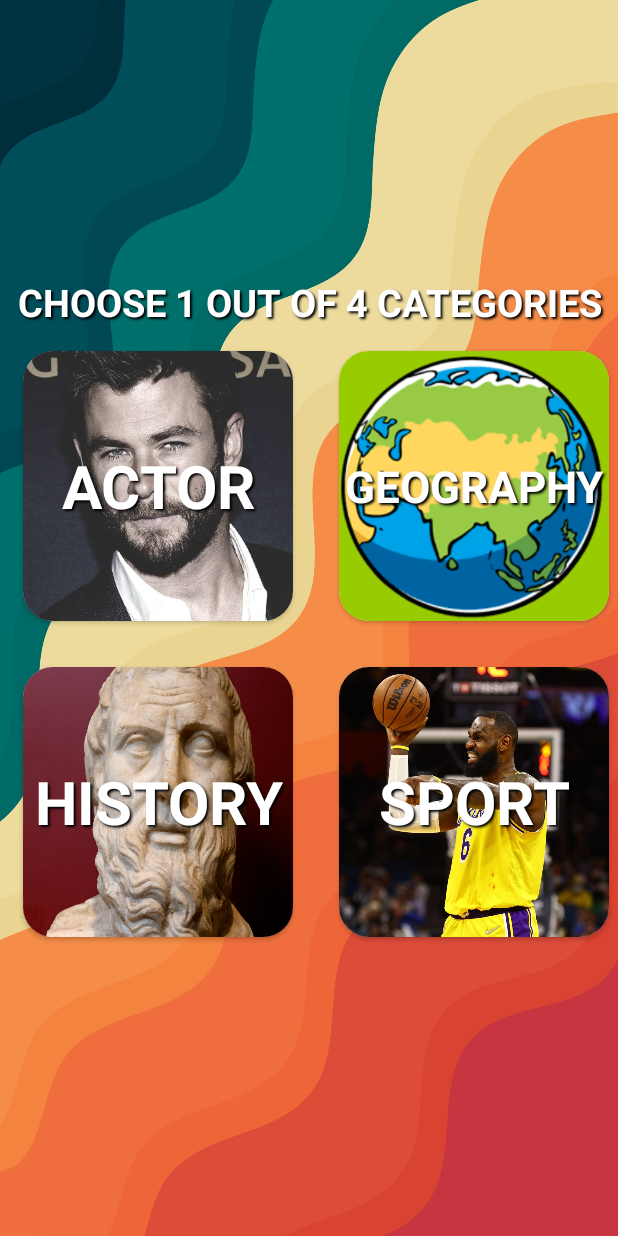
After one commit to DungHP/Quiz_App, an Android app: the OptionActivity screen opened directly, with no data from a screen before it, on a phone screen of 412 x 824 dp. The commit adds this screen. Run offline under Robolectric (Android 15) with nearby library versions, the phone set to English and light mode, and no system bars.

Commit message:
Front-end for the OptionActivity

```diff
--- a/app/src/main/AndroidManifest.xml
+++ b/app/src/main/AndroidManifest.xml
@@ -13,6 +13,9 @@
         android:supportsRtl="true"
         android:theme="@style/Theme.Quiz_App"
         tools:targetApi="31">
+        <activity
+            android:name=".OptionActivity"
+            android:exported="false" />
         <activity
             android:name=".FinalResultActivity"
             android:exported="false" />
--- a/app/src/main/java/com/example/quiz_app/MainActivity.kt
+++ b/app/src/main/java/com/example/quiz_app/MainActivity.kt
@@ -19,7 +19,7 @@ class MainActivity : AppCompatActivity() {
                 Toast.makeText(this, "Please Enter Your name before submit", Toast.LENGTH_LONG).show()
             }
             else{
-                val intent = Intent(this, QuestionActivity::class.java)
+                val intent = Intent(this, OptionActivity::class.java)
                 intent.putExtra(Constants.USER_NAME, editTextName.text.toString())
                 startActivity(intent)
                 finish()
--- /dev/null
+++ b/app/src/main/java/com/example/quiz_app/OptionActivity.kt
@@ -0,0 +1,11 @@
+package com.example.quiz_app
+
+import androidx.appcompat.app.AppCompatActivity
+import android.os.Bundle
+
+class OptionActivity : AppCompatActivity() {
+    override fun onCreate(savedInstanceState: Bundle?) {
+        super.onCreate(savedInstanceState)
+        setContentView(R.layout.activity_option)
+    }
+}
--- /dev/null
+++ b/app/src/main/res/layout/activity_option.xml
@@ -0,0 +1,144 @@
+<?xml version="1.0" encoding="utf-8"?>
+<LinearLayout xmlns:android="http://schemas.android.com/apk/res/android"
+    xmlns:tools="http://schemas.android.com/tools"
+    android:layout_width="match_parent"
+    android:layout_height="match_parent"
+    xmlns:app="http://schemas.android.com/apk/res-auto"
+    android:background="@drawable/app_bg"
+    tools:context=".OptionActivity"
+    android:gravity="center"
+    android:orientation="vertical">
+    <TextView
+        android:layout_width="match_parent"
+        android:layout_height="wrap_content"
+        android:text="Choose 1 out of 4 Categories"
+        android:textColor="@color/white"
+        android:shadowColor="#000000"
+        android:shadowDx="2"
+        android:shadowDy="2"
+        android:shadowRadius="1.5"
+        android:textStyle="bold"
+        android:textAllCaps="true"
+        android:gravity="center"
+        android:textSize="25sp"
+        >
+
+    </TextView>
+    <LinearLayout
+        android:layout_width="match_parent"
+        android:layout_height="wrap_content"
+        android:orientation="horizontal">
+
+    <androidx.cardview.widget.CardView
+        android:layout_width="180dp"
+        android:layout_height="180dp"
+        android:layout_margin="15dp"
+        app:cardCornerRadius="20dp"
+        >
+        <ImageView
+            android:layout_width="match_parent"
+            android:layout_height="match_parent"
+            android:background="@drawable/chris_hemsword_darken"
+            />
+        <TextView
+            android:layout_width="match_parent"
+            android:layout_height="match_parent"
+            android:textColor="@color/white"
+            android:textAllCaps="true"
+            android:shadowColor="#000000"
+            android:shadowDx="2"
+            android:shadowDy="2"
+            android:shadowRadius="1.5"
+            android:text="Actor"
+            android:gravity="center"
+            android:textSize="40sp"
+            android:textStyle="bold"
+            />
+    </androidx.cardview.widget.CardView>
+        <androidx.cardview.widget.CardView
+            android:layout_width="180dp"
+            android:layout_height="180dp"
+            android:layout_margin="15dp"
+            app:cardCornerRadius="20dp"
+            >
+            <ImageView
+                android:layout_width="match_parent"
+                android:layout_height="match_parent"
+                android:background="@drawable/global_map_illustration"
+                />
+            <TextView
+                android:layout_width="match_parent"
+                android:layout_height="match_parent"
+                android:textAllCaps="true"
+                android:textColor="@color/white"
+                android:shadowColor="#000000"
+                android:shadowDx="2"
+                android:shadowDy="2"
+                android:shadowRadius="1.5"
+                android:text="Geography"
+                android:gravity="center"
+                android:textSize="29sp"
+                android:textStyle="bold"
+                />
+        </androidx.cardview.widget.CardView>
+
+    </LinearLayout>
+    <LinearLayout
+        android:layout_width="match_parent"
+        android:layout_height="wrap_content"
+        android:orientation="horizontal">
+        <androidx.cardview.widget.CardView
+            android:layout_width="180dp"
+            android:layout_height="180dp"
+            android:layout_margin="15dp"
+            app:cardCornerRadius="20dp"
+            >
+            <ImageView
+                android:layout_width="match_parent"
+                android:layout_height="match_parent"
+                android:background="@drawable/herodotus"
+                />
+            <TextView
+                android:layout_width="match_parent"
+                android:layout_height="match_parent"
+                android:textAllCaps="true"
+                android:textColor="@color/white"
+                android:shadowColor="#000000"
+                android:shadowDx="2"
+                android:shadowDy="2"
+                android:shadowRadius="1.5"
+                android:text="History"
+                android:gravity="center"
+                android:textSize="40sp"
+                android:textStyle="bold"
+                />
+        </androidx.cardview.widget.CardView>
+        <androidx.cardview.widget.CardView
+            android:layout_width="180dp"
+            android:layout_height="180dp"
+            android:layout_margin="15dp"
+            app:cardCornerRadius="20dp"
+            >
+            <ImageView
+                android:layout_width="match_parent"
+                android:layout_height="match_parent"
+                android:background="@drawable/lebron_james"
+                />
+            <TextView
+                android:layout_width="match_parent"
+                android:layout_height="match_parent"
+                android:textAllCaps="true"
+                android:textColor="@color/white"
+                android:shadowColor="#000000"
+                android:shadowDx="2"
+                android:shadowDy="2"
+                android:shadowRadius="1.5"
+                android:text="Sport"
+                android:gravity="center"
+                android:textSize="40sp"
+                android:textStyle="bold"
+                />
+        </androidx.cardview.widget.CardView>
+
+    </LinearLayout>
+</LinearLayout>
```
Also changed, not shown: app/src/main/res/drawable-v24/chris_hemsword_darken.jpg (added), app/src/main/res/drawable-v24/global_map_illustration.png (added), app/src/main/res/drawable-v24/herodotus.jpg (added), app/src/main/res/drawable-v24/lebron_james.jpg (added), app/src/main/res/drawable-v24/sport.jpg (added).
